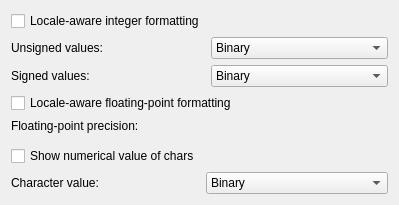
Qt form kasten/controllers/view/structures/settings/structviewdisplaysettingswidget.ui (KDE/okteta) before a commit.
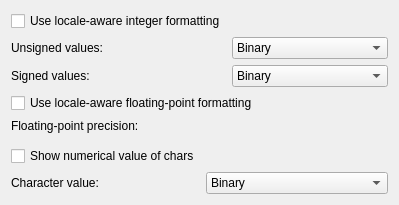
The same form after that commit. Custom widgets are drawn as their Qt base class.

Commit message: changed: use Command-form for checkbox text

Patch:
```diff
--- a/kasten/controllers/view/structures/settings/structviewdisplaysettingswidget.ui
+++ b/kasten/controllers/view/structures/settings/structviewdisplaysettingswidget.ui
@@ -71,7 +71,7 @@
      <item row="0" column="0">
       <widget class="QCheckBox" name="kcfg_LocaleAwareDecimalFormatting">
        <property name="text">
-        <string>Locale-aware integer formatting</string>
+        <string>Use locale-aware integer formatting</string>
        </property>
       </widget>
      </item>
@@ -122,7 +122,7 @@
      <item row="0" column="0" colspan="2">
       <widget class="QCheckBox" name="kcfg_LocaleAwareFloatFormatting">
        <property name="text">
-        <string>Locale-aware floating-point formatting</string>
+        <string>Use locale-aware floating-point formatting</string>
        </property>
       </widget>
      </item>
```
